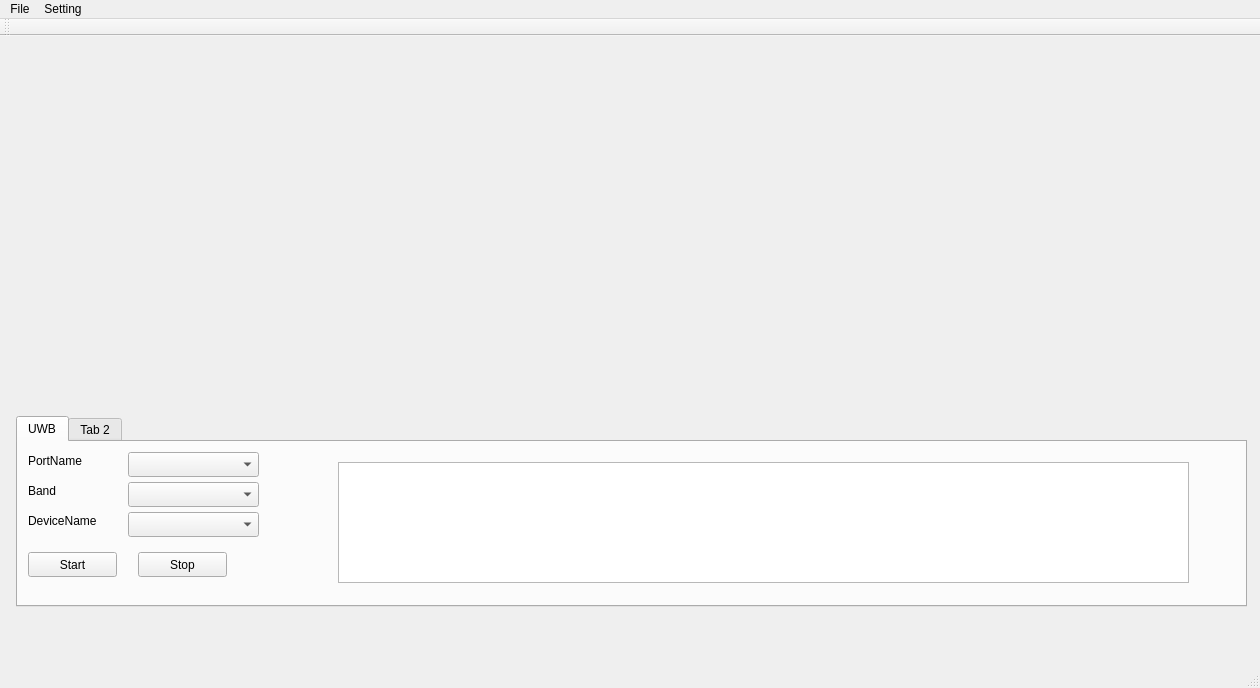
Before: the Qt Designer form mainwindow.ui in wystephen/DataCollector, drawn with Qt 5.
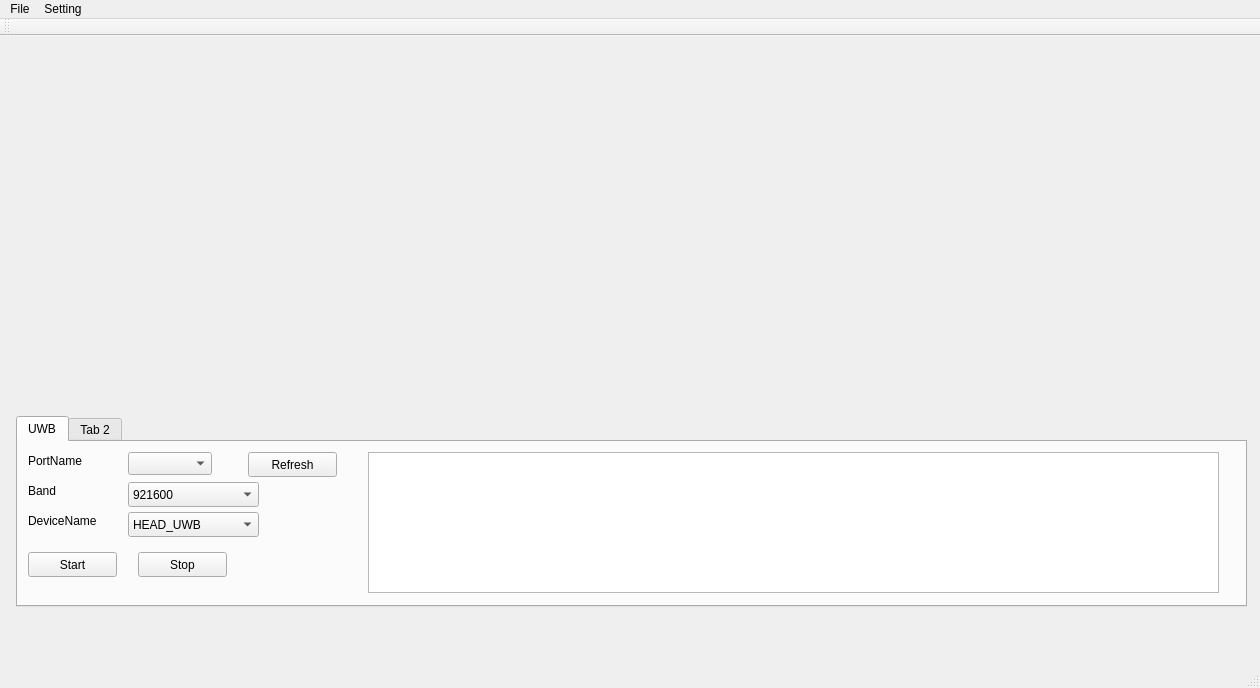
After: the same form once the commit is applied.

```diff
--- a/mainwindow.ui
+++ b/mainwindow.ui
@@ -54,10 +54,28 @@
        <rect>
         <x>110</x>
         <y>10</y>
-        <width>131</width>
-        <height>25</height>
+        <width>84</width>
+        <height>23</height>
        </rect>
       </property>
+      <property name="mouseTracking">
+       <bool>true</bool>
+      </property>
+      <property name="tabletTracking">
+       <bool>false</bool>
+      </property>
+      <property name="contextMenuPolicy">
+       <enum>Qt::ActionsContextMenu</enum>
+      </property>
+      <property name="editable">
+       <bool>false</bool>
+      </property>
+      <property name="insertPolicy">
+       <enum>QComboBox::InsertAtTop</enum>
+      </property>
+      <property name="frame">
+       <bool>true</bool>
+      </property>
      </widget>
      <widget class="QComboBox" name="comboBox_2">
       <property name="geometry">
@@ -68,6 +86,11 @@
         <height>25</height>
        </rect>
       </property>
+      <item>
+       <property name="text">
+        <string>921600</string>
+       </property>
+      </item>
      </widget>
      <widget class="QComboBox" name="comboBox_3">
       <property name="geometry">
@@ -78,6 +101,11 @@
         <height>25</height>
        </rect>
       </property>
+      <item>
+       <property name="text">
+        <string>HEAD_UWB</string>
+       </property>
+      </item>
      </widget>
      <widget class="QPushButton" name="pushButton">
       <property name="geometry">
@@ -147,13 +175,26 @@
      <widget class="QTextBrowser" name="textBrowser">
       <property name="geometry">
        <rect>
-        <x>320</x>
-        <y>20</y>
+        <x>350</x>
+        <y>10</y>
         <width>851</width>
-        <height>121</height>
+        <height>141</height>
        </rect>
       </property>
      </widget>
+     <widget class="QPushButton" name="pushButton_3">
+      <property name="geometry">
+       <rect>
+        <x>230</x>
+        <y>10</y>
+        <width>89</width>
+        <height>25</height>
+       </rect>
+      </property>
+      <property name="text">
+       <string>Refresh</string>
+      </property>
+     </widget>
     </widget>
     <widget class="QWidget" name="tab_2">
      <attribute name="title">
```
Left out of the diff: 8 changed lines with no effect on the pictures.
